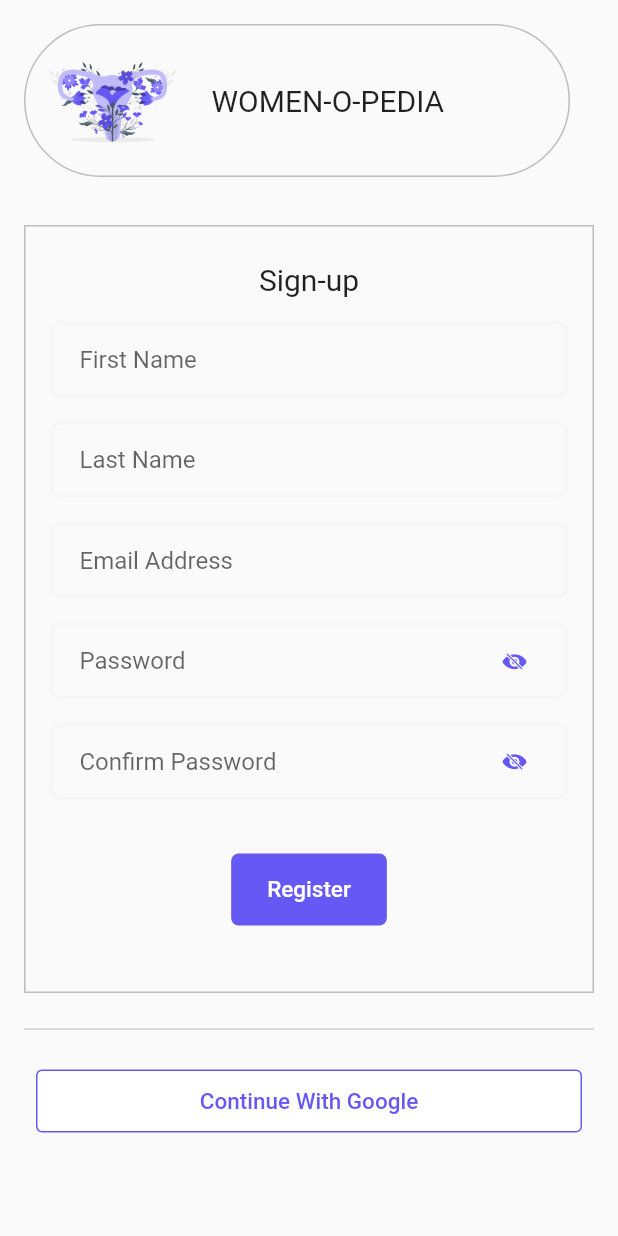
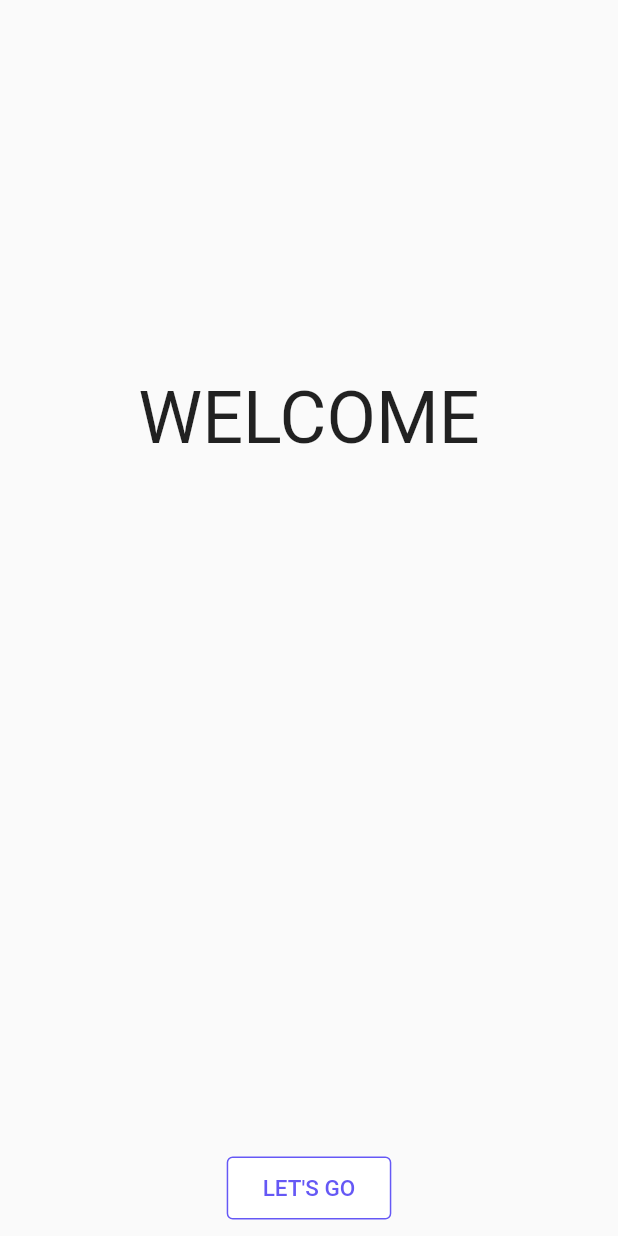
Before and after one commit to ReshamPatkar/womenopedia1, a Flutter app: the screen it shows after launch, on a phone screen of 412 x 824 dp. Run offline on Flutter 3.47's test engine with Material 2 defaults, Android fonts, the phone set to English and light mode, and no system bars; our stand-ins replace flutter_spinkit, intro_slider.

Commit message:
Welcome Screen Added, Navigation Error solved

```diff
--- a/lib/Screens/login_screen.dart
+++ b/lib/Screens/login_screen.dart
@@ -5,6 +5,7 @@
 import 'package:flutter/cupertino.dart';
 import 'package:flutter/material.dart';
 import 'package:womenopedia1/Screens/signup_screen.dart';
+import 'package:womenopedia1/Screens/welcome_screen.dart';
 import 'package:womenopedia1/Widgets/button_tile.dart';
 import 'package:womenopedia1/Widgets/button_tile2.dart';
 
@@ -38,11 +39,7 @@ class _LoginScreenState extends State<LoginScreen> {
             child: Column(
       crossAxisAlignment: CrossAxisAlignment.stretch,
       children: [
-        FlatButton(
-          onPressed: () {
-            Navigator.pushNamed(context, LogoScreen.id);
-          },
-          child: Padding(
+        Padding(
           padding: const EdgeInsets.only(
             left: 16.0,
             right: 32.0,
@@ -78,7 +75,6 @@ class _LoginScreenState extends State<LoginScreen> {
                   )
                 ],
               )),
-          ),
         ),
         Padding(
           padding: const EdgeInsets.all(16.0),
@@ -180,7 +176,9 @@ class _LoginScreenState extends State<LoginScreen> {
                       //     _showMyDialogLogin(getMessage(passError()));
                       //   }
                       // },
-                      onPress: () {},
+                      onPress: () {
+                        Navigator.pushNamed(context, WelcomeScreen.id);
+                      },
                       text: 'Login',
                     ),
                   ),
--- a/lib/Screens/logo_screen.dart
+++ b/lib/Screens/logo_screen.dart
@@ -4,6 +4,7 @@ import 'package:womenopedia1/Screens/signup_screen.dart';
 
 import 'package:flutter/cupertino.dart';
 import 'package:flutter/material.dart';
+import 'package:womenopedia1/Widgets/button_tile.dart';
 import 'package:womenopedia1/Widgets/button_tile2.dart';
 import '../palette.dart';
 // import 'home_screen.dart';
@@ -38,7 +39,7 @@ class _LogoScreenState extends State<LogoScreen> {
             children: [
               ButtonTile2(
                   onPress: () {
-                    // Navigator.pushNamed(context, SignUpScreen.id);
+                    Navigator.pushNamed(context, SignUpScreen.id);
                   },
                   text: 'Sign-up'),
               Align(
--- /dev/null
+++ b/lib/Screens/welcome_screen.dart
@@ -0,0 +1,42 @@
+import 'package:flutter/cupertino.dart';
+import 'package:flutter/material.dart';
+import 'package:womenopedia1/Widgets/button_tile2.dart';
+
+class WelcomeScreen extends StatefulWidget {
+  static String id = 'Welcome Screen';
+  const WelcomeScreen({Key? key}) : super(key: key);
+
+  @override
+  _WelcomeScreenState createState() => _WelcomeScreenState();
+}
+
+class _WelcomeScreenState extends State<WelcomeScreen> {
+  @override
+  Widget build(BuildContext context) {
+    return Scaffold(
+      body: Column(
+        // crossAxisAlignment: CrossAxisAlignment.center,
+        mainAxisAlignment: MainAxisAlignment.spaceBetween,
+        children: [
+          Center(
+            child: Padding(
+                padding: const EdgeInsets.symmetric(vertical: 250.0),
+                child: Text(
+                  "WELCOME",
+                  style: TextStyle(fontSize: 48),
+                )),
+          ),
+          Align(
+            alignment: AlignmentDirectional.bottomCenter,
+            child: ButtonTile2(
+                onPress: () {
+                  // Navigator.pushNamed(context, SignUpScreen.id);
+                },
+                text: 'LET\'S GO'),
+          ),
+        ],
+      ),
+    );
+    ;
+  }
+}
--- a/lib/Widgets/button_tile.dart
+++ b/lib/Widgets/button_tile.dart
@@ -2,7 +2,7 @@ import 'package:flutter/material.dart';
 import 'package:womenopedia1/palette.dart';
 
 class ButtonTile extends StatelessWidget {
-  final Function onPress;
+  final Function() onPress;
   final String text;
   ButtonTile({required this.onPress, required this.text});
 
@@ -14,7 +14,7 @@ class ButtonTile extends StatelessWidget {
         decoration: BoxDecoration(
             borderRadius: BorderRadius.circular(5), color: kPrimaryColor),
         child: TextButton(
-          onPressed: onPress(),
+          onPressed: onPress,
           child: Padding(
             padding: const EdgeInsets.symmetric(horizontal: 16.0),
             child: Text(
--- a/lib/Widgets/button_tile2.dart
+++ b/lib/Widgets/button_tile2.dart
@@ -3,7 +3,7 @@ import 'package:flutter/material.dart';
 import '../palette.dart';
 
 class ButtonTile2 extends StatelessWidget {
-  final Function onPress;
+  final Function() onPress;
   final String text;
   ButtonTile2({required this.onPress, required this.text});
 
@@ -12,7 +12,7 @@ class ButtonTile2 extends StatelessWidget {
     return Padding(
       padding: const EdgeInsets.symmetric(vertical: 8, horizontal: 8),
       child: TextButton(
-        onPressed: onPress(),
+        onPressed: onPress,
         child: Padding(
           padding: const EdgeInsets.symmetric(vertical: 4.0, horizontal: 16.0),
           child: Text(
--- a/lib/main.dart
+++ b/lib/main.dart
@@ -2,6 +2,7 @@ import 'package:flutter/material.dart';
 import 'package:womenopedia1/Screens/intro_carousel.dart';
 import 'package:womenopedia1/Screens/logo_screen.dart';
 import 'package:womenopedia1/Screens/signup_screen.dart';
+import 'package:womenopedia1/Screens/welcome_screen.dart';
 
 import 'Screens/login_screen.dart';
 import 'Screens/splash_screen.dart';
@@ -17,13 +18,14 @@ class MyApp extends StatelessWidget {
   @override
   Widget build(BuildContext context) {
     return MaterialApp(
-      initialRoute: SignUpScreen.id,
+      initialRoute: WelcomeScreen.id,
       routes: {
         LoginScreen.id: (context) => LoginScreen(),
         SplashScreen.id: (context) => SplashScreen(),
         LogoScreen.id: (context) => LogoScreen(),
         IntroScreen.id: (context) => IntroScreen(),
         SignUpScreen.id: (context) => SignUpScreen(),
+        WelcomeScreen.id: (context) => WelcomeScreen(),
       },
     );
   }
```
Lines whose indentation alone changed are shown as unchanged.
